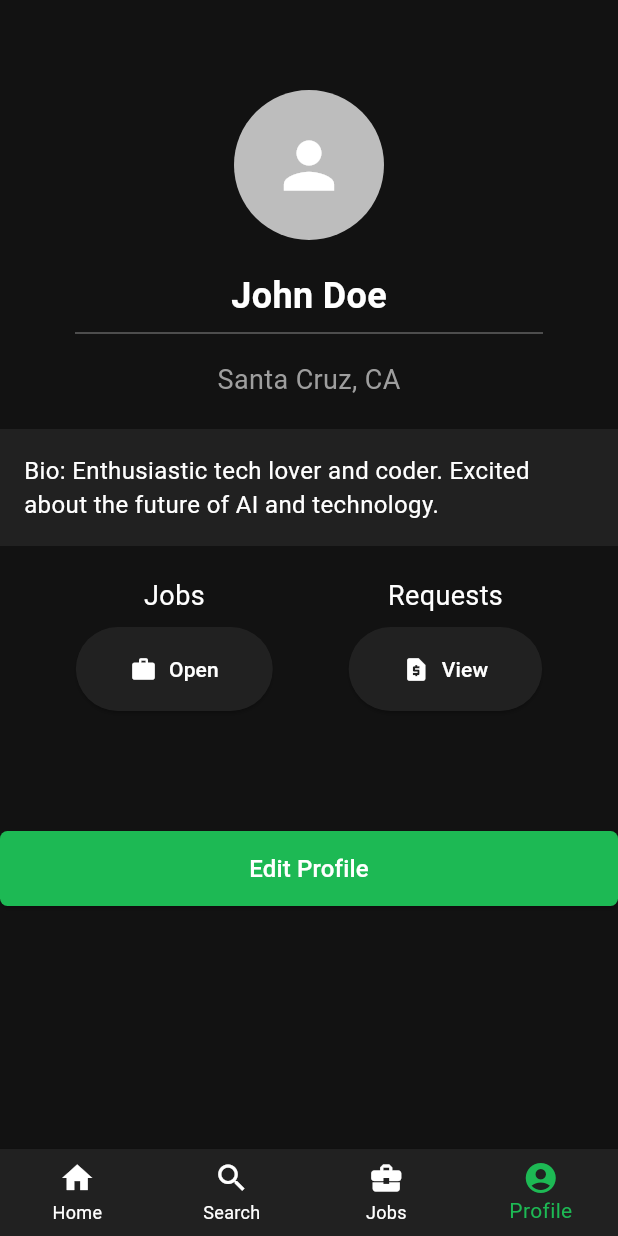
After one commit to asaintpi/Eco_Connect115A, a Flutter app: the ProfilePage screen opened directly, on a phone screen of 412 x 824 dp. The commit adds this screen. Run offline on Flutter 3.47's test engine with Material 3 defaults, Android fonts, the phone set to English and light mode, and no system bars; our stand-ins replace firebase_auth, firebase_core, firebase_database, image_picker; accounts and stored records are empty.

Commit message:
Profile Page \ Listings Page UI Started.

```diff
--- /dev/null
+++ b/lib/all_listings_page.dart
@@ -0,0 +1,51 @@
+import 'package:flutter/material.dart';
+
+class AllListingsPage extends StatefulWidget {
+  @override
+  _AllListingsPageState createState() => _AllListingsPageState();
+}
+
+class _AllListingsPageState extends State<AllListingsPage> {
+  int _selectedIndex = 0;
+
+  static const List<Widget> _widgetOptions = <Widget>[
+    Text('Home Page', style: TextStyle(fontSize: 35, color: Colors.white)),
+    Text('Search Page', style: TextStyle(fontSize: 35, color: Colors.white)),
+    Text('Jobs Page', style: TextStyle(fontSize: 35, color: Colors.white)),
+    Text('Profile Page', style: TextStyle(fontSize: 35, color: Colors.white)),
+  ];
+
+  void _onItemTapped(int index) {
+    setState(() {
+      _selectedIndex = index;
+    });
+  }
+
+  @override
+  Widget build(BuildContext context) {
+    return Scaffold(
+      backgroundColor: const Color(0xFF121212), // Dark grey background
+      body: Center(
+        child: _widgetOptions.elementAt(_selectedIndex),
+      ),
+      bottomNavigationBar: BottomNavigationBar(
+        items: const <BottomNavigationBarItem>[
+          BottomNavigationBarItem(icon: Icon(Icons.home), label: 'Home'),
+          BottomNavigationBarItem(icon: Icon(Icons.search), label: 'Search'),
+          BottomNavigationBarItem(icon: Icon(Icons.business_center), label: 'Jobs'),
+          BottomNavigationBarItem(icon: Icon(Icons.account_circle), label: 'Profile'),
+        ],
+        currentIndex: _selectedIndex,
+        selectedItemColor: const Color(0xFF1DB954),
+        onTap: _onItemTapped,
+        backgroundColor: Colors.grey[850], // Darker grey for contrast
+        unselectedItemColor: Colors.white,
+        type: BottomNavigationBarType.fixed, // Fixed type for better UI consistency
+      ),
+    );
+  }
+}
+
+void main() {
+  runApp(MaterialApp(home: AllListingsPage()));
+}
--- a/lib/main.dart
+++ b/lib/main.dart
@@ -3,6 +3,9 @@ import 'routegenerator.dart';
 import 'package:firebase_core/firebase_core.dart';
 import 'package:flutter/material.dart';
 import 'firebase_options.dart'; // Import the generated file
+import 'package:flutter/material.dart';
+import 'main_app.dart';  // Import MainApp
+
 
 void main() async {
 
--- /dev/null
+++ b/lib/main_app.dart
@@ -0,0 +1,53 @@
+import 'package:flutter/material.dart';
+import 'profile_page.dart';  // Make sure this import points to your ProfilePage file
+
+class MainApp extends StatefulWidget {
+  @override
+  _MainAppState createState() => _MainAppState();
+}
+
+class _MainAppState extends State<MainApp> {
+  int _selectedIndex = 0;
+  static final List<Widget> _widgetOptions = <Widget>[
+    const Text('Home Page', style: TextStyle(fontSize: 35, color: Colors.white)),
+    const Text('Search Page', style: TextStyle(fontSize: 35, color: Colors.white)),
+    const Text('Jobs Page', style: TextStyle(fontSize: 35, color: Colors.white)),
+    ProfilePage(),  // Profile page included here
+  ];
+
+  void _onItemTapped(int index) {
+    setState(() {
+      _selectedIndex = index;
+    });
+  }
+
+  @override
+  Widget build(BuildContext context) {
+    return MaterialApp(
+        home: Scaffold(
+            backgroundColor: Color(0xFF121212),
+            body: Center(
+              child: _widgetOptions.elementAt(_selectedIndex),
+            ),
+            bottomNavigationBar: BottomNavigationBar(
+            items: const <BottomNavigationBarItem>[
+            BottomNavigationBarItem(icon: Icon(Icons.home), label: 'Home'),
+    BottomNavigationBarItem(icon: Icon(Icons.search), label: 'Search'),
+    BottomNavigationBarItem(icon: Icon(Icons.business_center), label: 'Jobs'),
+              BottomNavigationBarItem(icon: Icon(Icons.account_circle), label: 'Profile'),
+            ],
+              currentIndex: _selectedIndex,
+              selectedItemColor: Colors.amber[800],
+              unselectedItemColor: Colors.white,
+              backgroundColor: Color(0xFF212121),
+              onTap: _onItemTapped,
+              type: BottomNavigationBarType.fixed,
+            ),
+        ),
+      theme: ThemeData(
+        primarySwatch: Colors.blue,
+        visualDensity: VisualDensity.adaptivePlatformDensity,
+      ),
+    );
+  }
+}
--- /dev/null
+++ b/lib/profile_page.dart
@@ -0,0 +1,169 @@
+import 'package:flutter/material.dart';
+
+class ProfilePage extends StatefulWidget {
+  @override
+  _ProfilePageState createState() => _ProfilePageState();
+}
+
+class _ProfilePageState extends State<ProfilePage> {
+  int _selectedIndex = 3; // Index for 'Profile', assuming it's the fourth item
+
+  void _onItemTapped(int index) {
+    setState(() {
+      _selectedIndex = index;
+    });
+    // Add navigation logic here if needed, e.g., using Navigator to switch pages
+  }
+
+  @override
+  Widget build(BuildContext context) {
+    return Scaffold(
+      backgroundColor: Color(0xFF121212), // Set the background color to dark grey
+      body: Padding(
+        padding: EdgeInsets.only(top: 60), // Adjust the top padding as needed
+        child: Column(
+          mainAxisAlignment: MainAxisAlignment.start, // Align content to the start
+          children: <Widget>[
+            CircleAvatar(
+              radius: 50,
+              backgroundColor: Colors.grey[400], // Set the circle color to a shade of grey
+              child: const Icon(
+                Icons.person,
+                size: 50,
+                color: Colors.white,
+              ),
+            ),
+            const SizedBox(height: 20), // Space between profile picture and name
+            const Text(
+              'John Doe', // Display the placeholder name
+              style: TextStyle(
+                color: Colors.white, // Set text color to white
+                fontSize: 24, // Set font size
+                fontWeight: FontWeight.bold, // Make text bold
+              ),
+            ),
+            Divider(
+              color: Colors.grey[700], // Set the color of the divider
+              thickness: 1, // Set the thickness of the divider
+              indent: 50, // Adjust the indent for a more balanced look
+              endIndent: 50, // Adjust the end indent as well
+            ),
+            const SizedBox(height: 10), // Space between the divider and location
+             Text(
+              'Santa Cruz, CA', // Display the placeholder location
+              style: TextStyle(
+                color: Colors.grey[500], // Set the text color to a lighter grey
+                fontSize: 18, // Set the font size
+              ),
+            ),
+            const SizedBox(height: 20), // Space before the bio section
+            Container(
+              padding: EdgeInsets.all(16), // Padding inside the container for the text
+              color: Color(0xFF212121), // Darker grey background for the bio section
+              child: const Text(
+                'Bio: Enthusiastic tech lover and coder. Excited about the future of AI and technology.',
+                style: TextStyle(
+                  fontSize: 16,
+                  color: Colors.white,
+                ),
+              ),
+            ),
+            const SizedBox(height: 20), // Space before the buttons
+            Row(
+              mainAxisAlignment: MainAxisAlignment.spaceEvenly, // Space elements evenly
+              children: [
+                Column(
+                  children: <Widget>[
+                    Text('Jobs', style: TextStyle(color: Colors.white, fontSize: 18)),
+                    SizedBox(height: 8),
+                    ElevatedButton.icon(
+                      onPressed: () {
+                        // Handle Jobs Button Press
+                      },
+                      icon: Icon(Icons.work, color: Colors.white),
+                      label: Text('Open', style: TextStyle(color: Colors.white)),
+                      style: ElevatedButton.styleFrom(
+                        backgroundColor: Color(0xFF212121), // Button background color
+                        padding: EdgeInsets.symmetric(horizontal: 36, vertical: 18), // Button size
+                        shape: RoundedRectangleBorder(
+                          borderRadius: BorderRadius.circular(30), // Rounded corners
+                        ),
+                      ),
+                    ),
+                  ],
+                ),
+                Column(
+                  children: <Widget>[
+                    Text('Requests', style: TextStyle(color: Colors.white, fontSize: 18)),
+                    SizedBox(height: 8),
+                    ElevatedButton.icon(
+                      onPressed: () {
+                        // Handle Requests Button Press
+                      },
+                      icon: Icon(Icons.request_page, color: Colors.white),
+                      label: Text('View', style: TextStyle(color: Colors.white)),
+                      style: ElevatedButton.styleFrom(
+                        backgroundColor: Color(0xFF212121), // Button background color
+                        padding: EdgeInsets.symmetric(horizontal: 36, vertical: 18), // Button size
+                        shape: RoundedRectangleBorder(
+                          borderRadius: BorderRadius.circular(30), // Rounded corners
+                        ),
+                      ),
+                    ),
+                  ],
+                ),
+              ],
+            ),
+            const SizedBox(height: 80), // Space before the new button
+            SizedBox(
+              width: 640,
+              height: 50,
+              child: ElevatedButton(
+                onPressed: () {
+                  // Add action for this button
+                },
+                style: ElevatedButton.styleFrom(
+                  backgroundColor: Color(0xFF1DB954), // Custom green color
+                  shape: RoundedRectangleBorder(
+                    borderRadius: BorderRadius.circular(5), // Rounded corners
+                  ),
+                ),
+                child: Text(
+                  'Edit Profile',
+                  style: TextStyle(color: Colors.white, fontSize: 16),
+                ),
+              ),
+            ),
+          ],
+        ),
+      ),
+      bottomNavigationBar: BottomNavigationBar(
+        items: const <BottomNavigationBarItem>[
+          BottomNavigationBarItem(icon: Icon(Icons.home), label: 'Home'),
+          BottomNavigationBarItem(icon: Icon(Icons.search), label: 'Search'),
+          BottomNavigationBarItem(icon: Icon(Icons.business_center), label: 'Jobs'),
+          BottomNavigationBarItem(icon: Icon(Icons.account_circle), label: 'Profile'),
+        ],
+        currentIndex: _selectedIndex,
+        selectedItemColor: const Color(0xFF1DB954),
+        unselectedItemColor: Colors.white,
+        backgroundColor: Color(0xFF212121),
+        onTap: _onItemTapped,
+        type: BottomNavigationBarType.fixed,
+      ),
+    );
+  }
+}
+
+
+
+void main() {
+  runApp(MaterialApp(
+      debugShowCheckedModeBanner: false,
+      home: ProfilePage(),
+    theme: ThemeData(
+      primarySwatch: Colors.blue,
+      visualDensity: VisualDensity.adaptivePlatformDensity,
+    ),
+  ));
+}
--- a/lib/security_code_screen.dart
+++ b/lib/security_code_screen.dart
@@ -1,6 +1,7 @@
 import 'package:firebase_auth/firebase_auth.dart';
 import 'package:firebase_database/firebase_database.dart';
 import 'package:flutter/material.dart';
+import 'set_name_pfp.dart'; // Adjust this import path to match your project structure
 
 class SecurityCodeScreen extends StatefulWidget {
   const SecurityCodeScreen({super.key, required this.verificationId, required this.phone});
@@ -48,6 +49,8 @@ class _SecurityCodeScreenState extends State<SecurityCodeScreen> {
         print(
             'Verification successful, user signed in: ${userCredential.user}');
               writeUserData(widget.phone);
+              Navigator.push(context, MaterialPageRoute(builder: (context) => SetNameAndPfpPage(phone: widget.phone)));
+
         // Navigate to your desired screen
       } catch (e) {
         // Handle error (e.g., incorrect code)
--- a/pubspec.yaml
+++ b/pubspec.yaml
@@ -33,6 +33,7 @@ dependencies:
   firebase_core: ^2.4.1
   firebase_crashlytics: ^3.5.7
   firebase_database: ^10.0.7
+  image_picker: ^1.1.2
   firebase_auth:
 
 
@@ -61,8 +62,9 @@ flutter:
   # included with your application, so that you can use the icons in
   # the material Icons class.
   uses-material-design: true
-
-  # To add assets to your application, add an assets section, like this:
+  assets:
+    - assets/default_profile_pic.jpg
+  # To add asssets to your application, add an assets section, like this:
   # assets:
   #   - images/a_dot_burr.jpeg
   #   - images/a_dot_ham.jpeg
```
Also changed, not shown: lib/set_name_pfp.dart (added, +155 -0 lines), pubspec.lock, 5 other files.
